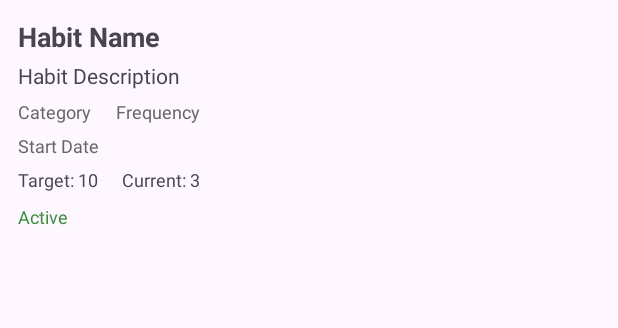
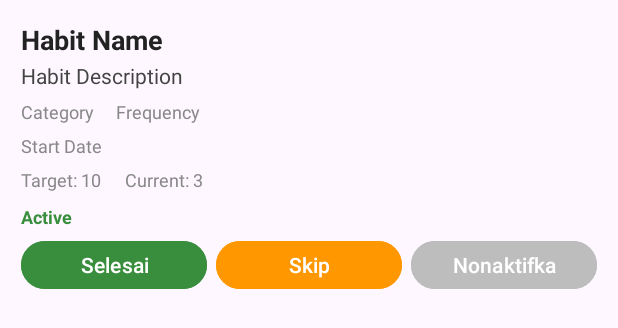
Before and after one commit to ivy799/HabbitTracker-Mobile-App, an Android app: the layout habit_item.xml on its own in the app's theme, with its tools: preview values and no code run, on a phone screen of 412 x 824 dp. Shown: the top 328 px of the screen. Run offline under Robolectric (Android 15) with nearby library versions, the phone set to English and light mode, and no system bars.

Commit message:
FIX : Adding finish habit feature

```diff
--- a/app/src/main/res/layout/habit_item.xml
+++ b/app/src/main/res/layout/habit_item.xml
@@ -3,7 +3,7 @@
     xmlns:app="http://schemas.android.com/apk/res-auto"
     android:layout_width="match_parent"
     android:layout_height="wrap_content"
-    android:padding="12dp">
+    android:padding="14dp">
 
     <!-- Nama Habit -->
     <TextView
@@ -13,6 +13,7 @@
         android:text="Habit Name"
         android:textStyle="bold"
         android:textSize="18sp"
+        android:textColor="#222222"
         app:layout_constraintTop_toTopOf="parent"
         app:layout_constraintStart_toStartOf="parent"
         app:layout_constraintEnd_toEndOf="parent" />
@@ -24,12 +25,13 @@
         android:layout_height="wrap_content"
         android:text="Habit Description"
         android:textSize="14sp"
+        android:textColor="#444444"
         android:maxLines="2"
         android:ellipsize="end"
         app:layout_constraintTop_toBottomOf="@id/tvHabitName"
         app:layout_constraintStart_toStartOf="parent"
         app:layout_constraintEnd_toEndOf="parent"
-        android:layout_marginTop="4dp"/>
+        android:layout_marginTop="2dp"/>
 
     <!-- Kategori -->
     <TextView
@@ -38,7 +40,7 @@
         android:layout_height="wrap_content"
         android:text="Category"
         android:textSize="12sp"
-        android:textColor="#666666"
+        android:textColor="#888888"
         app:layout_constraintTop_toBottomOf="@id/tvHabitDescription"
         app:layout_constraintStart_toStartOf="parent"
         android:layout_marginTop="6dp"/>
@@ -50,10 +52,10 @@
         android:layout_height="wrap_content"
         android:text="Frequency"
         android:textSize="12sp"
-        android:textColor="#666666"
+        android:textColor="#888888"
         app:layout_constraintTop_toBottomOf="@id/tvHabitDescription"
         app:layout_constraintStart_toEndOf="@id/tvHabitCategory"
-        android:layout_marginStart="16dp"
+        android:layout_marginStart="14dp"
         android:layout_marginTop="6dp"/>
 
     <!-- Tanggal Mulai -->
@@ -63,7 +65,7 @@
         android:layout_height="wrap_content"
         android:text="Start Date"
         android:textSize="12sp"
-        android:textColor="#666666"
+        android:textColor="#888888"
         app:layout_constraintTop_toBottomOf="@id/tvHabitCategory"
         app:layout_constraintStart_toStartOf="parent"
         android:layout_marginTop="6dp"/>
@@ -75,6 +77,7 @@
         android:layout_height="wrap_content"
         android:text="Target: 10"
         android:textSize="12sp"
+        android:textColor="#888888"
         app:layout_constraintTop_toBottomOf="@id/tvHabitStartDate"
         app:layout_constraintStart_toStartOf="parent"
         android:layout_marginTop="6dp"/>
@@ -86,6 +89,7 @@
         android:layout_height="wrap_content"
         android:text="Current: 3"
         android:textSize="12sp"
+        android:textColor="#888888"
         app:layout_constraintTop_toBottomOf="@id/tvHabitStartDate"
         app:layout_constraintStart_toEndOf="@id/tvHabitTarget"
         android:layout_marginStart="16dp"
@@ -98,11 +102,60 @@
         android:layout_height="wrap_content"
         android:text="Active"
         android:textSize="12sp"
+        android:textStyle="bold"
         android:textColor="#388E3C"
         app:layout_constraintTop_toBottomOf="@id/tvHabitCurrent"
         app:layout_constraintStart_toStartOf="parent"
         android:layout_marginTop="8dp"
         android:layout_marginBottom="4dp"
-        app:layout_constraintBottom_toBottomOf="parent"/>
+        app:layout_constraintBottom_toTopOf="@id/layoutHabitButtons"/>
+
+    <!-- Layout Horizontal untuk Tombol-tombol -->
+    <LinearLayout
+        android:id="@+id/layoutHabitButtons"
+        android:layout_width="0dp"
+        android:layout_height="wrap_content"
+        android:orientation="horizontal"
+        android:gravity="center"
+        app:layout_constraintBottom_toBottomOf="parent"
+        app:layout_constraintStart_toStartOf="parent"
+        app:layout_constraintEnd_toEndOf="parent"
+        android:layout_marginTop="8dp">
+
+        <Button
+            android:id="@+id/btnFinishHabit"
+            android:layout_width="0dp"
+            android:layout_height="40dp"
+            android:layout_weight="1"
+            android:text="Selesai"
+            android:textAllCaps="false"
+            android:textColor="#fff"
+            android:backgroundTint="#388E3C"
+            android:drawablePadding="6dp"
+            android:layout_marginEnd="6dp"/>
+
+        <Button
+            android:id="@+id/btnSkipHabit"
+            android:layout_width="0dp"
+            android:layout_height="40dp"
+            android:layout_weight="1"
+            android:text="Skip"
+            android:textAllCaps="false"
+            android:textColor="#fff"
+            android:backgroundTint="#FF9800"
+            android:drawablePadding="6dp"
+            android:layout_marginEnd="6dp"/>
+
+        <Button
+            android:id="@+id/btnDeactivateHabit"
+            android:layout_width="0dp"
+            android:layout_height="40dp"
+            android:layout_weight="1"
+            android:text="Nonaktifkan"
+            android:textAllCaps="false"
+            android:textColor="#fff"
+            android:backgroundTint="#BDBDBD"
+            android:drawablePadding="6dp"/>
+    </LinearLayout>
 
 </androidx.constraintlayout.widget.ConstraintLayout>
```
Also changed, not shown: app/src/main/java/com/example/habbittracker/Activities/MainActivity.java (+7 -2 lines), app/src/main/java/com/example/habbittracker/Adapters/HabitAdapter.java (+58 -1 lines), app/src/main/java/com/example/habbittracker/Database_config/Habit/HabitHelper.java (+5 -5 lines), app/src/main/java/com/example/habbittracker/Database_config/HabitLogs/HabitLogHelper.java (+15 -1 lines).
